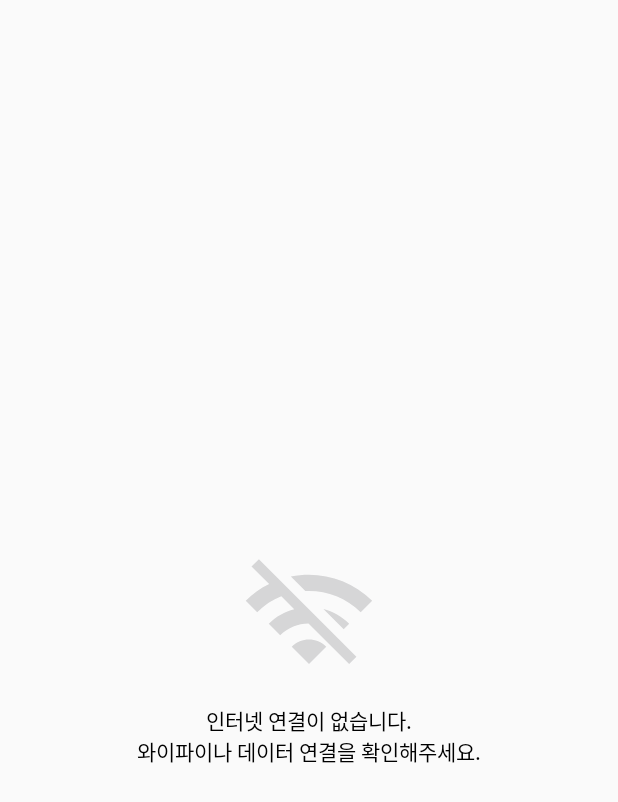
After one commit to junyeong-nero/Pavlov, an Android app: the layout fragment_no_internet.xml on its own in the app's theme, with its tools: preview values and no code run, on a phone screen of 412 x 824 dp. The commit adds this screen. Shown: the top 802 px of the screen. Run offline under Robolectric (Android 15) with nearby library versions, the phone set to English and light mode, and no system bars.

Commit message:
Add NoInternetFragment : 인터넷 연결이 없을때 사용할 프래그먼트 추가 Fix AppointController : 유저데이터 업로드할때 조금더 적은 메모리를 쓰도록 변경 Fix HomeActivity : 인터넷 연결이 없을때 다른 프래그먼트로 연결이 안되도록.

```diff
--- a/app/src/main/AndroidManifest.xml
+++ b/app/src/main/AndroidManifest.xml
@@ -2,7 +2,9 @@
 <manifest xmlns:android="http://schemas.android.com/apk/res/android"
     package="ad.agio.test_firebase">
 
+
     <uses-permission android:name="android.permission.INTERNET" />
+    <uses-permission android:name="android.permission.ACCESS_NETWORK_STATE" />
     <uses-permission android:name="android.permission.READ_EXTERNAL_STORAGE" />
     <uses-permission android:name="android.permission.WRITE_EXTERNAL_STORAGE" />
     <uses-permission android:name="android.permission.ACCESS_COARSE_LOCATION" />
--- a/app/src/main/java/ad/agio/test_firebase/activities/PermissionActivity.java
+++ b/app/src/main/java/ad/agio/test_firebase/activities/PermissionActivity.java
@@ -31,9 +31,10 @@ public class PermissionActivity extends AppCompatActivity {
         setContentView(binding.getRoot());
 
         ArrayList<String> arr = new ArrayList<>();
+        arr.add(Manifest.permission.INTERNET);
         arr.add(Manifest.permission.READ_EXTERNAL_STORAGE);
         arr.add(Manifest.permission.WRITE_EXTERNAL_STORAGE);
-        arr.add(Manifest.permission.INTERNET);
+        arr.add(Manifest.permission.ACCESS_NETWORK_STATE);
         arr.add(Manifest.permission.ACCESS_FINE_LOCATION);
         arr.add(Manifest.permission.ACCESS_COARSE_LOCATION);
         requestPermissions(arr);
--- /dev/null
+++ b/app/src/main/res/drawable/ic_wifi_off.xml
@@ -0,0 +1,10 @@
+<vector xmlns:android="http://schemas.android.com/apk/res/android"
+    android:width="24dp"
+    android:height="24dp"
+    android:viewportWidth="24"
+    android:viewportHeight="24"
+    android:tint="?attr/colorControlNormal">
+  <path
+      android:fillColor="@android:color/white"
+      android:pathData="M22.99,9C19.15,5.16 13.8,3.76 8.84,4.78l2.52,2.52c3.47,-0.17 6.99,1.05 9.63,3.7l2,-2zM18.99,13c-1.29,-1.29 -2.84,-2.13 -4.49,-2.56l3.53,3.53 0.96,-0.97zM2,3.05L5.07,6.1C3.6,6.82 2.22,7.78 1,9l1.99,2c1.24,-1.24 2.67,-2.16 4.2,-2.77l2.24,2.24C7.81,10.89 6.27,11.73 5,13v0.01L6.99,15c1.36,-1.36 3.14,-2.04 4.92,-2.06L18.98,20l1.27,-1.26L3.29,1.79 2,3.05zM9,17l3,3 3,-3c-1.65,-1.66 -4.34,-1.66 -6,0z"/>
+</vector>
--- /dev/null
+++ b/app/src/main/res/layout/fragment_no_internet.xml
@@ -0,0 +1,38 @@
+<?xml version="1.0" encoding="utf-8"?>
+<androidx.constraintlayout.widget.ConstraintLayout xmlns:android="http://schemas.android.com/apk/res/android"
+    xmlns:app="http://schemas.android.com/apk/res-auto"
+    xmlns:tools="http://schemas.android.com/tools"
+    android:layout_width="match_parent"
+    android:layout_height="match_parent"
+    tools:context=".fragments.HomeFragment">
+
+    <ImageButton
+        android:id="@+id/button_main"
+        app:layout_constraintTop_toTopOf="parent"
+        app:layout_constraintBottom_toBottomOf="parent"
+        app:layout_constraintLeft_toLeftOf="parent"
+        app:layout_constraintRight_toRightOf="parent"
+        android:layout_width="100dp"
+        android:layout_height="100dp"
+        android:background="@drawable/ripple_circle"
+        android:src="@drawable/ic_wifi_off"
+        android:tint="@color/colorPrimary"
+        android:scaleType="fitXY"
+        android:padding="4dp"
+        android:cropToPadding="true"
+        android:layout_margin="8dp"/>
+
+    <TextView
+        android:layout_margin="8dp"
+        android:gravity="center"
+        android:textColor="@color/black"
+        android:text="인터넷 연결이 없습니다.\n와이파이나 데이터 연결을 확인해주세요."
+        android:layout_width="wrap_content"
+        android:layout_height="wrap_content"
+        app:layout_constraintTop_toBottomOf="@id/button_main"
+        app:layout_constraintLeft_toLeftOf="parent"
+        app:layout_constraintRight_toRightOf="parent" />
+
+
+
+</androidx.constraintlayout.widget.ConstraintLayout>
--- a/app/src/main/res/values/strings.xml
+++ b/app/src/main/res/values/strings.xml
@@ -14,4 +14,6 @@
     <string name="app_content">프론트엔드 및 CTO를 맡고 있는 Nero라고 합니다.</string>
 
     <string name="google_maps_key">AIzaSyAtMTt9b43tgE5LVyclC7OAci7ndmPdPqw</string>
+    <!-- TODO: Remove or change this placeholder text -->
+    <string name="hello_blank_fragment">Hello blank fragment</string>
 </resources>
```
Also changed, not shown: app/src/main/java/ad/agio/test_firebase/NoInternetFragment.java (added, +28 -0 lines), app/src/main/java/ad/agio/test_firebase/activities/HomeActivity.java (+13 -7 lines), app/src/main/java/ad/agio/test_firebase/activities/OtherProfileActivity.java (+22 -6 lines), app/src/main/java/ad/agio/test_firebase/controller/AppointController.java (+12 -2 lines), app/src/main/java/ad/agio/test_firebase/controller/MatchController.java (+15 -1 lines), app/src/main/java/ad/agio/test_firebase/utils/Utils.java (+15 -1 lines).
